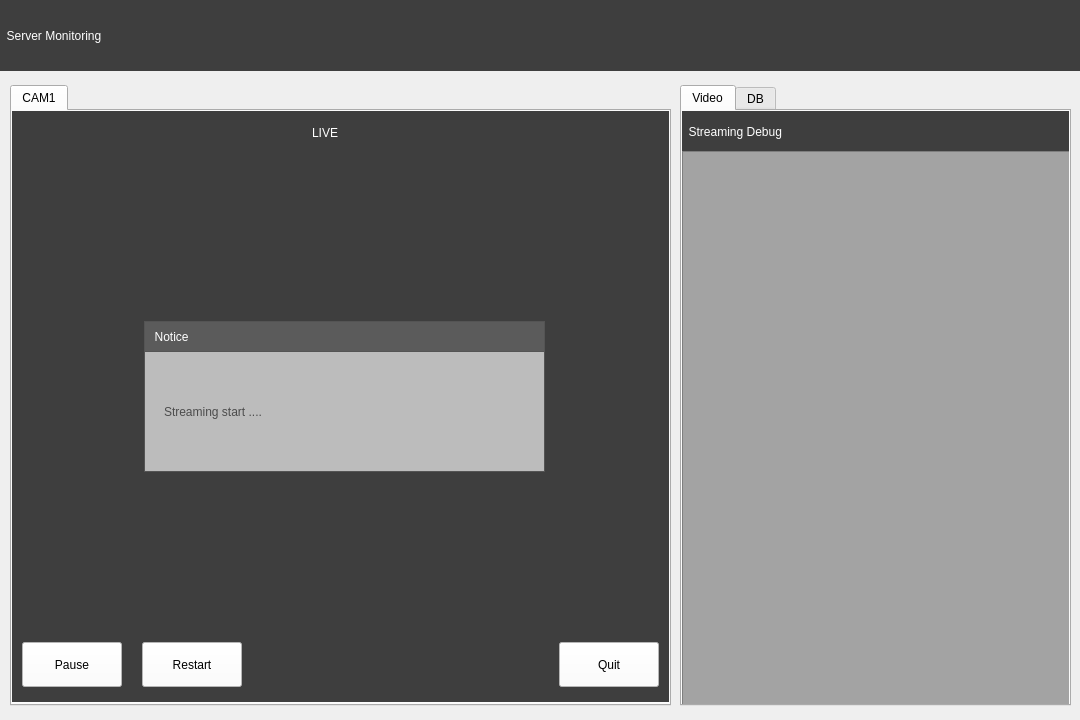
This is highpassQ/videostream.ui in VedaHighPass/veda-qt-highpass-server as Qt 5 draws it before an edit. The edited form follows.
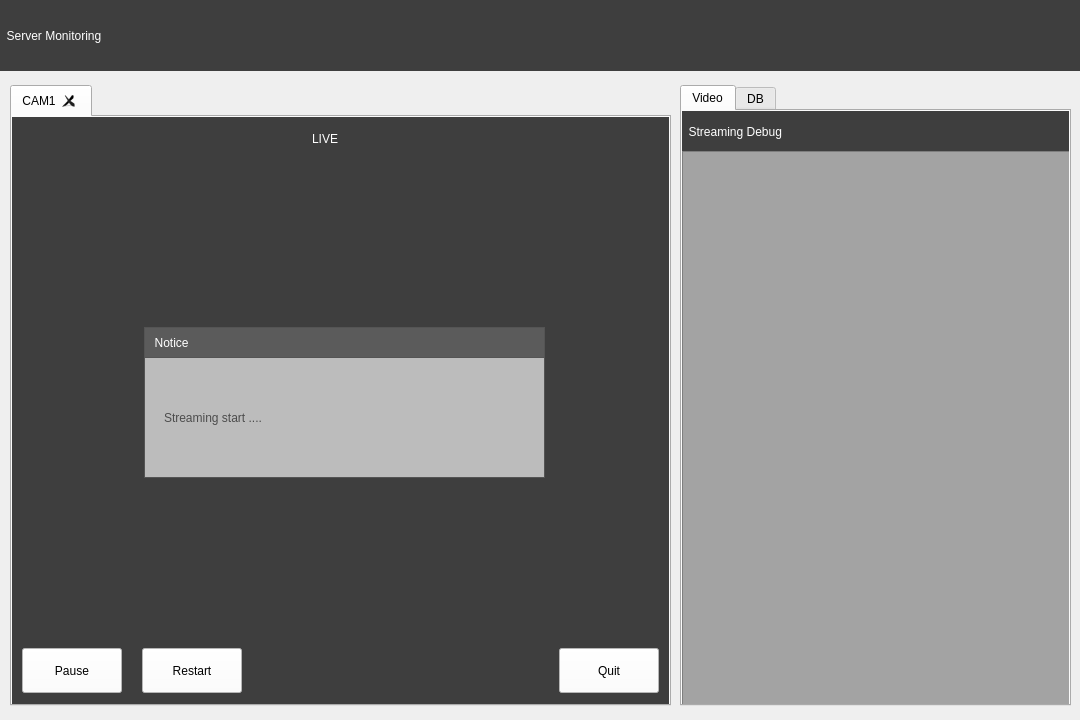
This is the edited form. Icons and pictures are not drawn.

The edit to the form file:
```diff
--- a/highpassQ/videostream.ui
+++ b/highpassQ/videostream.ui
@@ -244,6 +244,9 @@
    <property name="currentIndex">
     <number>0</number>
    </property>
+   <property name="tabsClosable">
+    <bool>true</bool>
+   </property>
    <property name="movable">
     <bool>true</bool>
    </property>
```
